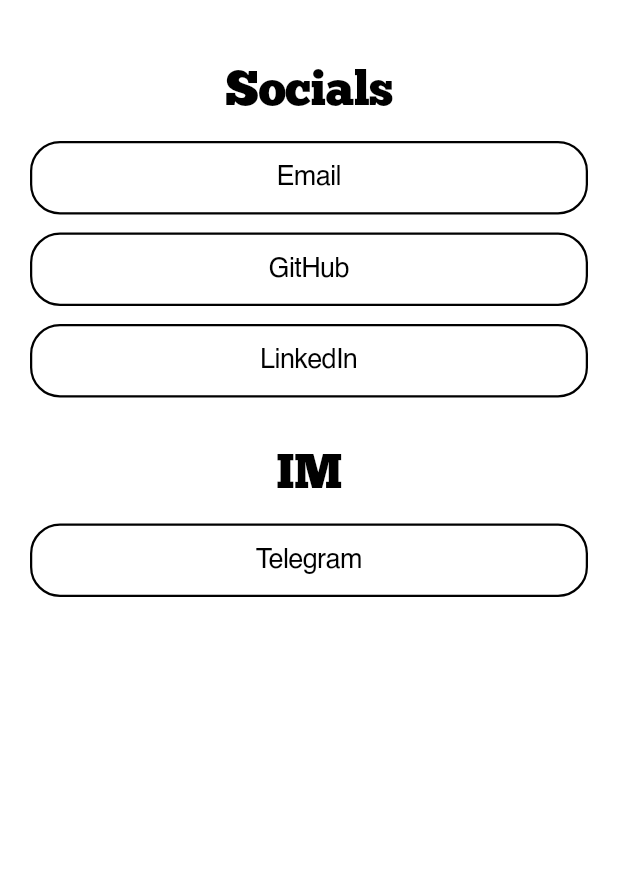
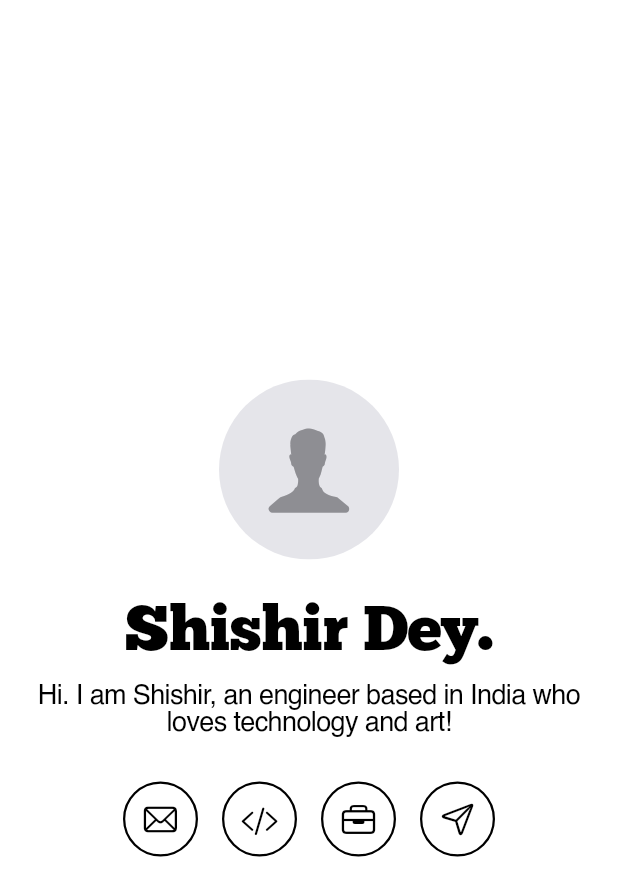
Before and after one commit to shishir-dey/shishir_dey, a Flutter app: the ContactScreen screen opened directly, on a phone screen of 412 x 824 dp. Shown: the top 896 px of the screen. Run offline on Flutter 3.47's test engine with Material 3 defaults, Android fonts, the phone set to English and light mode, and no system bars; our stand-ins replace webview_flutter; missing offline and left inert: webview_flutter_android, webview_flutter_wkwebview; network calls fail.

Commit message:
Combine the home and contact screens

```diff
--- a/lib/screens/contact_screen.dart
+++ b/lib/screens/contact_screen.dart
@@ -10,87 +10,88 @@
 
   @override
   Widget build(BuildContext context) {
-    return SingleChildScrollView(
+    return Center(
       child: Padding(
-        padding: const EdgeInsets.all(20.0),
+        padding: const EdgeInsets.symmetric(horizontal: 20.0),
         child: Column(
+          mainAxisAlignment: MainAxisAlignment.center,
           crossAxisAlignment: CrossAxisAlignment.center,
           children: [
+            // Profile section from Home Screen
+            Column(
+              children: [
+                ClipRRect(
+                  borderRadius: BorderRadius.circular(100),
+                  child: Container(
+                    color: CupertinoColors.systemGrey5,
+                    width: 120,
+                    height: 120,
+                    child: const Icon(
+                      CupertinoIcons.person_alt,
+                      size: 70,
+                      color: CupertinoColors.systemGrey,
+                    ),
+                  ),
+                ),
                 const SizedBox(height: 20),
-            // Socials Section
                 Text(
-              'Socials',
+                  'Shishir Dey.',
                   style: TextStyle(
                     fontFamily: 'Chunkfive',
-                fontSize: 32,
+                    fontSize: 42,
                     color: CupertinoColors.black,
                   ),
+                ),
+                const SizedBox(height: 12),
+                Text(
+                  'Hi. I am Shishir, an engineer based in India who loves technology and art!',
                   textAlign: TextAlign.center,
-            ),
-            const SizedBox(height: 16),
-            // Email Button
-            CupertinoButton(
-              padding: EdgeInsets.zero,
-              onPressed:
-                  () => _launchEmailApp(context, 'r0qck3ntp@mozmail.com'),
-              child: Container(
-                width: double.infinity,
-                padding: const EdgeInsets.symmetric(
-                  vertical: 14,
-                  horizontal: 20,
-                ),
-                decoration: BoxDecoration(
-                  color: Colors.transparent,
-                  borderRadius: BorderRadius.circular(20),
-                  border: Border.all(color: CupertinoColors.black, width: 1.5),
-                ),
-                child: Center(
-                  child: Text(
-                    'Email',
                   style: TextStyle(
                     fontFamily: 'Helvetica',
                     fontSize: 18,
                     color: CupertinoColors.black,
                   ),
                 ),
-                ),
-              ),
-            ),
-            const SizedBox(height: 12),
-            // GitHub Button
-            _buildSocialButton(
-              context,
-              'GitHub',
-              'https://github.com/shishir-dey',
-              isWebView: true,
-            ),
-            const SizedBox(height: 12),
-            // LinkedIn Button
-            _buildSocialButton(
-              context,
-              'LinkedIn',
-              'https://www.linkedin.com/in/shishir-dey/',
-              isExternal: true,
+              ],
             ),
             const SizedBox(height: 30),
 
-            // IM Section
-            Text(
-              'IM',
-              style: TextStyle(
-                fontFamily: 'Chunkfive',
-                fontSize: 32,
-                color: CupertinoColors.black,
+            // Social buttons in a row
+            Row(
+              mainAxisAlignment: MainAxisAlignment.center,
+              children: [
+                // Email Button
+                _buildSmallButton(
+                  context,
+                  CupertinoIcons.mail,
+                  () => _launchEmailApp(context, 'r0qck3ntp@mozmail.com'),
                 ),
-              textAlign: TextAlign.center,
+                const SizedBox(width: 16),
+                // GitHub Button
+                _buildSmallButton(
+                  context,
+                  CupertinoIcons.chevron_left_slash_chevron_right,
+                  () => _openInWebView(
+                    context,
+                    'https://github.com/shishir-dey',
+                    'GitHub',
                   ),
-            const SizedBox(height: 16),
+                ),
+                const SizedBox(width: 16),
+                // LinkedIn Button
+                _buildSmallButton(
+                  context,
+                  CupertinoIcons.briefcase,
+                  () => _launchUrl('https://www.linkedin.com/in/shishir-dey/'),
+                ),
+                const SizedBox(width: 16),
                 // Telegram Button
-            _buildSocialButton(
+                _buildSmallButton(
                   context,
-              'Telegram',
-              'https://t.me/shishir_dey',
-              isExternal: true,
+                  CupertinoIcons.paperplane,
+                  () => _launchUrl('https://t.me/shishir_dey'),
+                ),
+              ],
             ),
           ],
         ),
@@ -98,43 +99,24 @@
     );
   }
 
-  Widget _buildSocialButton(
+  Widget _buildSmallButton(
     BuildContext context,
-    String label,
-    String url, {
-    bool isWebView = false,
-    bool isExternal = false,
-  }) {
+    IconData icon,
+    VoidCallback onPressed,
+  ) {
     return CupertinoButton(
       padding: EdgeInsets.zero,
-      onPressed: () {
-        if (isWebView) {
-          _openInWebView(context, url, label);
-        } else if (isExternal) {
-          if (url.startsWith('mailto:')) {
-            _launchEmailApp(context, url.replaceFirst('mailto:', ''));
-          } else {
-            _launchUrl(url);
-          }
-        }
-      },
+      onPressed: onPressed,
       child: Container(
-        width: double.infinity,
-        padding: const EdgeInsets.symmetric(vertical: 14, horizontal: 20),
+        width: 50,
+        height: 50,
         decoration: BoxDecoration(
           color: Colors.transparent,
-          borderRadius: BorderRadius.circular(20),
+          borderRadius: BorderRadius.circular(25),
           border: Border.all(color: CupertinoColors.black, width: 1.5),
         ),
         child: Center(
-          child: Text(
-            label,
-            style: TextStyle(
-              fontFamily: 'Helvetica',
-              fontSize: 18,
-              color: CupertinoColors.black,
-            ),
-          ),
+          child: Icon(icon, size: 24, color: CupertinoColors.black),
         ),
       ),
     );
```
Also changed, not shown: lib/main.dart (+11 -20 lines), lib/screens/home_screen.dart (deleted, +0 -37 lines). Lines whose indentation alone changed are shown as unchanged.
